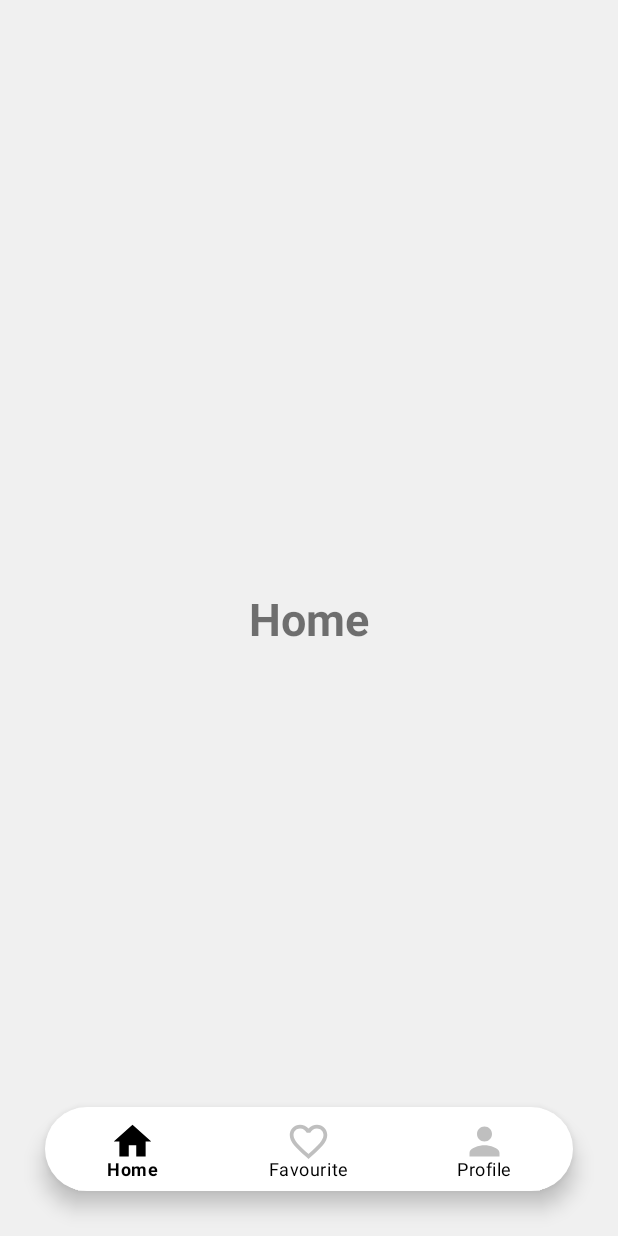
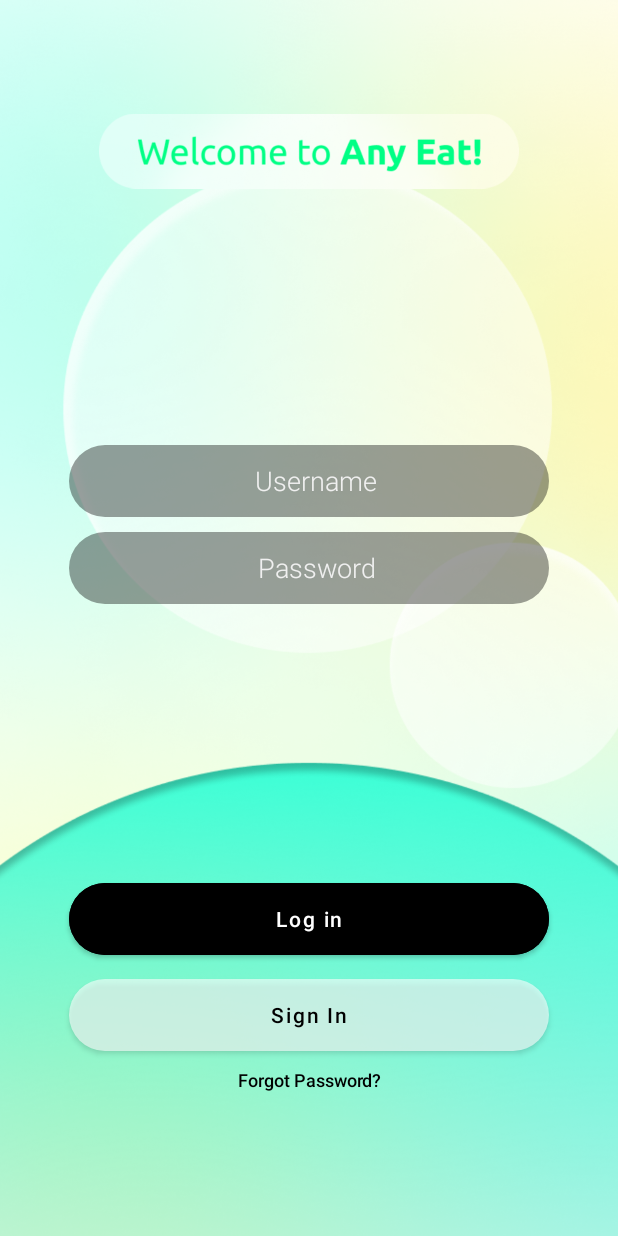
Before and after one commit to Raphdevv/Project_CSS3211, an Android app: the screen it shows after launch (MainActivity before the commit, LoginActivity after it), after a tap on "NEXT", on a phone screen of 412 x 824 dp. Run offline under Robolectric (Android 15) with nearby library versions, the phone set to English and light mode, and no system bars.

Commit message:
Update LoginActivity

```diff
--- a/app/src/main/AndroidManifest.xml
+++ b/app/src/main/AndroidManifest.xml
@@ -10,18 +10,20 @@
         android:supportsRtl="true"
         android:theme="@style/Theme.ProjectCSS3211">
         <activity
+            android:name=".LoginActivity"
+            android:exported="false" />
+        <activity
             android:name=".Main_AnyEat"
             android:exported="true">
-        <intent-filter>
-            <action android:name="android.intent.action.MAIN" />
+            <intent-filter>
+                <action android:name="android.intent.action.MAIN" />
 
-            <category android:name="android.intent.category.LAUNCHER" />
-        </intent-filter>
+                <category android:name="android.intent.category.LAUNCHER" />
+            </intent-filter>
         </activity>
         <activity
             android:name=".MainActivity"
-            android:exported="false">
-        </activity>
+            android:exported="false"></activity>
     </application>
 
 </manifest>
--- /dev/null
+++ b/app/src/main/java/com/example/projectcss3211/LoginActivity.java
@@ -0,0 +1,45 @@
+package com.example.projectcss3211;
+
+import androidx.appcompat.app.AppCompatActivity;
+
+import android.content.Intent;
+import android.os.Bundle;
+import android.view.View;
+import android.widget.Button;
+import android.widget.EditText;
+import android.widget.Toast;
+
+public class LoginActivity extends AppCompatActivity {
+
+    private EditText username,pass;
+    private Button login_btn;
+    @Override
+    protected void onCreate(Bundle savedInstanceState) {
+        super.onCreate(savedInstanceState);
+        setContentView(R.layout.activity_login);
+
+        login_btn = (Button) findViewById(R.id.button_log);
+        username = (EditText) findViewById(R.id.username_text);
+        pass = (EditText) findViewById(R.id.password_text);
+        setLogin();
+    }
+
+    private void setLogin(){
+        login_btn.setOnClickListener(new View.OnClickListener() {
+            @Override
+            public void onClick(View view) {
+                if(username.getText().toString().equals("raphaelx") && pass.getText().toString().equals("123456")){
+                    startActivity(new Intent(LoginActivity.this, MainActivity.class));
+                    Toast toast=Toast.makeText(getApplicationContext(),"เข้าสู่ระบบสำเร็จ",Toast.LENGTH_SHORT);
+                    toast.setMargin(50,50);
+                    toast.show();
+                }
+                else{
+                    Toast toast=Toast.makeText(getApplicationContext(),"เข้าสู่ระบบไม่สำเร็จ",Toast.LENGTH_SHORT);
+                    toast.setMargin(50,50);
+                    toast.show();
+                }
+            }
+        });
+    }
+}
--- a/app/src/main/java/com/example/projectcss3211/Main_AnyEat.java
+++ b/app/src/main/java/com/example/projectcss3211/Main_AnyEat.java
@@ -20,7 +20,7 @@ public class Main_AnyEat extends AppCompatActivity {
         btn_next.setOnClickListener(new View.OnClickListener() {
             @Override
             public void onClick(View view) {
-                startActivity(new Intent(Main_AnyEat.this, MainActivity.class));
+                startActivity(new Intent(Main_AnyEat.this, LoginActivity.class));
             }
         });
     }
--- /dev/null
+++ b/app/src/main/res/drawable/btn_round.xml
@@ -0,0 +1,8 @@
+<?xml version="1.0" encoding="utf-8"?>
+<shape xmlns:android="http://schemas.android.com/apk/res/android">
+    android:shape="rectangle"
+    xmlns:android="http://schemas.android.com/apk/res/android">
+
+    <solid android:color="@color/material_on_background_emphasis_medium"/>
+    <corners android:radius="90dp"/>
+</shape>
--- /dev/null
+++ b/app/src/main/res/drawable/round_input.xml
@@ -0,0 +1,8 @@
+<?xml version="1.0" encoding="utf-8"?>
+<shape xmlns:android="http://schemas.android.com/apk/res/android">
+    android:shape="rectangle"
+    xmlns:android="http://schemas.android.com/apk/res/android">
+
+    <solid android:color="@color/material_on_background_disabled"/>
+    <corners android:radius="90dp"/>
+</shape>
--- /dev/null
+++ b/app/src/main/res/layout/activity_login.xml
@@ -0,0 +1,116 @@
+<?xml version="1.0" encoding="utf-8"?>
+
+<FrameLayout xmlns:android="http://schemas.android.com/apk/res/android"
+    xmlns:app="http://schemas.android.com/apk/res-auto"
+    android:layout_width="fill_parent"
+    android:layout_height="fill_parent">
+
+    <ImageView
+        android:layout_width="fill_parent"
+        android:layout_height="fill_parent"
+        android:scaleType="centerCrop"
+        android:src="@drawable/bg_login" />
+
+
+        <LinearLayout
+            android:layout_width="fill_parent"
+            android:layout_height="fill_parent"
+            android:orientation="vertical">
+
+            <LinearLayout
+                android:layout_width="fill_parent"
+                android:layout_height="202dp"
+                android:gravity="center"
+                android:layout_gravity="top"
+                android:orientation="vertical">
+
+                <ImageView
+                    android:id="@+id/imageView"
+                    android:layout_width="280dp"
+                    android:layout_height="60dp"
+                    app:srcCompat="@drawable/welcome2" />
+            </LinearLayout>
+
+            <LinearLayout
+                android:layout_width="match_parent"
+                android:layout_height="296dp"
+                android:gravity="center"
+                android:layout_gravity="center"
+                android:orientation="vertical">
+
+                <EditText
+                    android:id="@+id/username_text"
+                    android:layout_width="320dp"
+                    android:layout_height="48dp"
+                    android:layout_marginBottom="10dp"
+                    android:background="@drawable/round_input"
+                    android:ellipsize="start"
+                    android:ems="10"
+                    android:fontFamily="sans-serif-light"
+                    android:gravity="center"
+                    android:hint="Username"
+                    android:inputType="textPersonName"
+                    android:paddingLeft="10dp"
+                    android:textColor="@color/white"
+                    android:textColorHint="@color/home" />
+
+                <EditText
+                    android:id="@+id/password_text"
+                    android:layout_width="320dp"
+                    android:layout_height="48dp"
+                    android:layout_centerInParent="true"
+                    android:background="@drawable/round_input"
+                    android:ellipsize="start"
+                    android:ems="10"
+                    android:fontFamily="sans-serif-light"
+                    android:gravity="center"
+                    android:hint="Password"
+                    android:inputType="textPassword"
+                    android:paddingLeft="10dp"
+                    android:textColor="@color/white"
+                    android:textColorHint="@color/home" />
+            </LinearLayout>
+
+            <LinearLayout
+                android:layout_width="match_parent"
+                android:layout_height="match_parent"
+                android:layout_gravity="bottom"
+                android:gravity="center"
+                android:orientation="vertical">
+
+                <Button
+                    android:id="@+id/button_log"
+                    android:layout_width="320dp"
+                    android:layout_height="60dp"
+                    android:layout_marginBottom="10dp"
+                    android:backgroundTint="#000000"
+                    android:text="Log in"
+                    android:textAllCaps="false"
+                    android:textColor="@color/white"
+                    app:cornerRadius="90dp" />
+
+                <Button
+                    android:id="@+id/button2"
+                    android:layout_width="320dp"
+                    android:layout_height="48dp"
+                    android:background="@drawable/btn_round"
+                    android:text="Sign In"
+                    android:textAllCaps="false"
+                    android:textColor="@color/black" />
+
+                <Button
+                    android:id="@+id/button3"
+                    style="@style/Widget.AppCompat.Button.Borderless"
+                    android:layout_width="320dp"
+                    android:layout_height="38dp"
+                    android:text="Forgot Password?"
+                    android:textAllCaps="false"
+                    android:textColor="#000000"
+                    android:textSize="12sp" />
+
+            </LinearLayout>
+
+        </LinearLayout>
+
+
+</FrameLayout>
--- a/app/src/main/res/values-night/themes.xml
+++ b/app/src/main/res/values-night/themes.xml
@@ -13,4 +13,7 @@
         <item name="android:statusBarColor" tools:targetApi="l">?attr/colorSecondaryVariant</item>
         <!-- Customize your theme here. -->
     </style>
+    <style name="MyButtonStyle" parent="@android:style/Widget.Button">
+        <item name="android:background">@color/black</item>
+    </style>
 </resources>
--- a/app/src/main/res/values/themes.xml
+++ b/app/src/main/res/values/themes.xml
@@ -13,4 +13,8 @@
         <item name="android:statusBarColor" tools:targetApi="l">?attr/colorSecondaryVariant</item>
         <!-- Customize your theme here. -->
     </style>
+
+    <style name="MyButtonStyle" parent="@android:style/Widget.Button">
+        <item name="android:background">@color/black</item>
+    </style>
 </resources>
```
Also changed, not shown: app/src/main/res/drawable/back.png (added), app/src/main/res/drawable/bg_login.png (added), app/src/main/res/drawable/welcome2.png (added).
